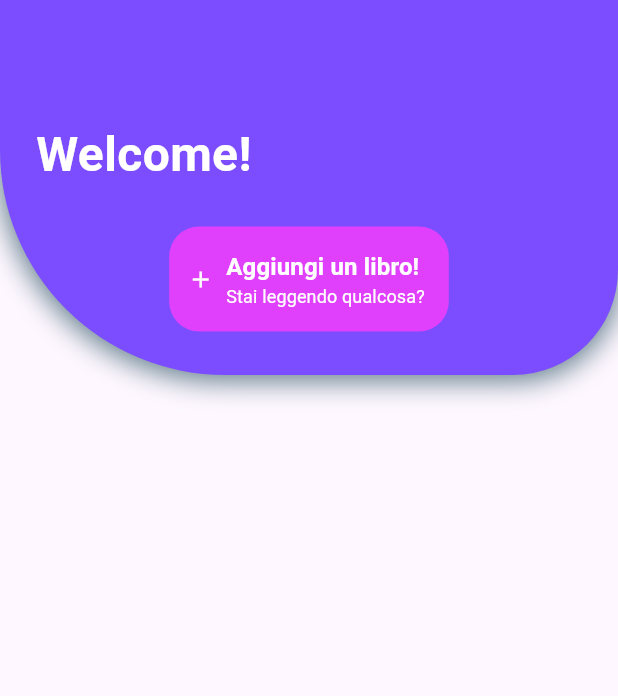
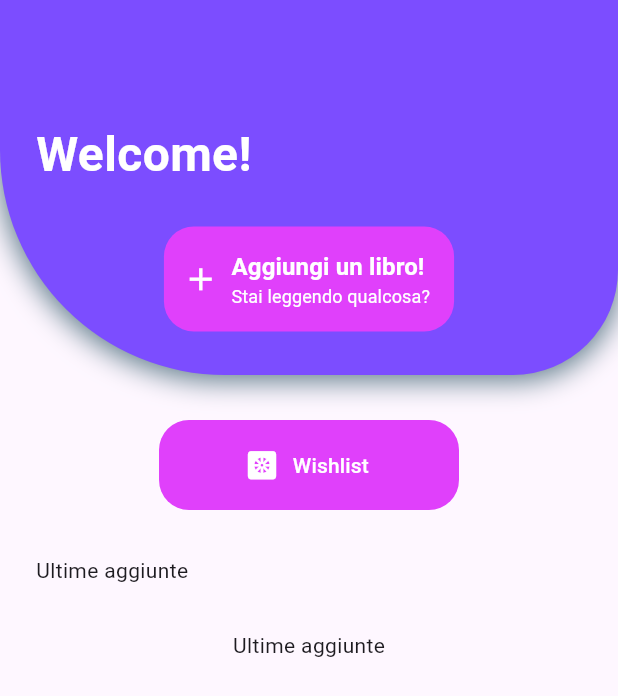
Before and after one commit to emanueletocci/Bibliotech, a Flutter app: the screen it shows after launch, on a phone screen of 412 x 824 dp. Shown: the top 696 px of the screen. Run offline on Flutter 3.47's test engine with Material 3 defaults, Android fonts, the light colour scheme and no system bars.

Commit message:
Update homepage.dart

```diff
--- a/lib/screens/home/homepage.dart
+++ b/lib/screens/home/homepage.dart
@@ -8,6 +8,7 @@ class HomeScreen extends StatelessWidget {
   Widget build(BuildContext context) {
     return Scaffold(
       body: Column(
+        spacing: 30,
         children: [
           Stack(
             children: [
@@ -45,12 +46,12 @@ class HomeScreen extends StatelessWidget {
                       ),
                     ),
                   ),
-                  SizedBox(height: 25,),
+                  SizedBox(height: 25),
                   Align(
                     alignment: Alignment.bottomCenter,
                     child: TextButton.icon(
                       onPressed: () {},
-                      icon: Icon(Icons.add),
+                      icon: Icon(Icons.add, size: 25),
                       style: TextButton.styleFrom(
                         minimumSize: Size(100, 70),
                         backgroundColor: Colors.purpleAccent,
@@ -86,6 +87,27 @@ class HomeScreen extends StatelessWidget {
               ),
             ],
           ),
+          TextButton.icon(
+            onPressed: () {},
+            style: TextButton.styleFrom(
+              minimumSize: Size(200, 60),
+              backgroundColor: Colors.purpleAccent,
+              foregroundColor: Colors.white,
+              shape: RoundedRectangleBorder(
+                borderRadius: BorderRadius.circular(20),
+              ),
+            ),
+            icon: Icon(Icons.heat_pump_rounded, size: 25),
+            label: Text("Wishlist"),
+          ),
+          Align(
+            alignment: Alignment.centerLeft,
+            child: Padding(
+              padding: EdgeInsets.only(left: 24),
+              child: Text("Ultime aggiunte"),
+            ),
+          ),
+          Text("Ultime aggiunte"),
         ],
       ),
     );
```
